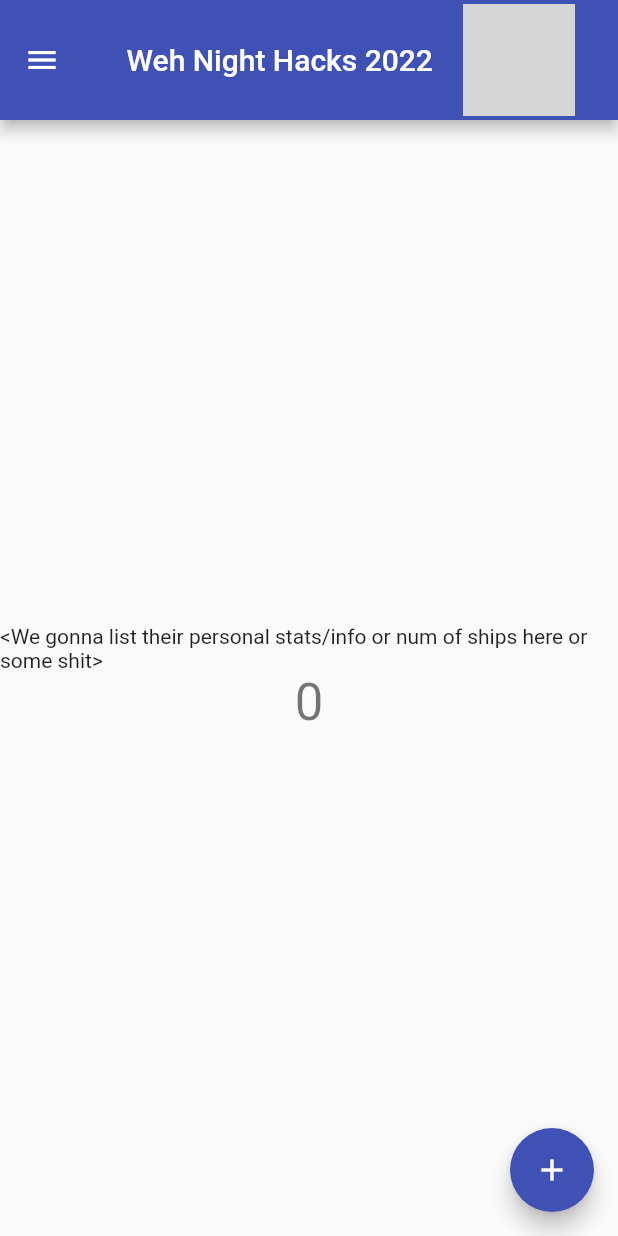
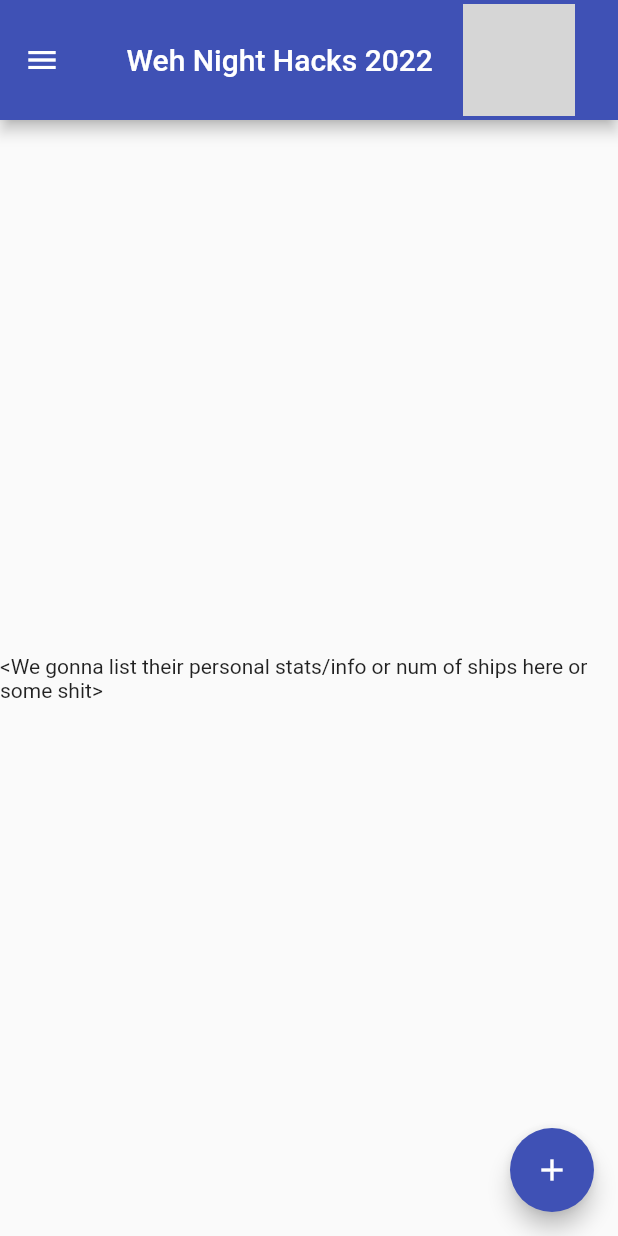
Before and after one commit to LateNightHacks2022/AstroLearners, a Flutter app: the screen it shows after launch, in the side drawer, after a tap on the "add" icon, on a phone screen of 412 x 824 dp. Run offline on Flutter 3.47's test engine with Material 2 defaults, Android fonts, the phone set to English and light mode, and no system bars; our stand-ins replace cloud_firestore, firebase_auth, firebase_core, flutter_svg, google_fonts, google_sign_in; accounts and stored records are empty; generated files the repository leaves out were written again; network calls fail; grey boxes are pictures that could not be loaded.

Commit message:
Update main.dart

```diff
--- a/lib/main.dart
+++ b/lib/main.dart
@@ -7,7 +7,6 @@ import 'package:flutter_svg/flutter_svg.dart';
 
 import 'firebase_options.dart';
 import 'home.dart';
-import 'login_button.dart';
 
 void main() async {
   WidgetsFlutterBinding.ensureInitialized();
@@ -30,151 +29,6 @@ class MyApp extends StatelessWidget {
       home: const MyHomePage(title: 'Weh Night Hacks 2022'),
     );
   }
-}
-
-class MyHomePage extends StatefulWidget {
-  const MyHomePage({Key? key, required this.title, User? user})
-      : super(key: key);
-  final String title;
-
-  @override
-  State<MyHomePage> createState() => _MyHomePageState();
-}
-
-class _MyHomePageState extends State<MyHomePage> {
-  int _counter = 0;
-
-  void _incrementCounter() {
-    setState(() {
-      _counter++;
-    });
-  }
-
-  @override
-  Widget build(BuildContext context) {
-    return Scaffold(
-      appBar: AppBar(
-        title: Row(
-          mainAxisAlignment: MainAxisAlignment.center,
-          children: [
-            Text(widget.title),
-            const SizedBox(width: 20),
-            Image.asset(
-              '../assets/images/rocket.png',
-              fit: BoxFit.contain,
-              height: 75,
-            ),
-          ],
-        ),
-        toolbarHeight: 80.0,
-      ),
-      body: Center(
-        // Center is a layout widget. It takes a single child and positions it
-        // in the middle of the parent.
-        child: Column(
-          mainAxisAlignment: MainAxisAlignment.center,
-          children: <Widget>[
-            const Text(
-              '<We gonna list their personal stats/info or num of ships here or some shit>',
-            ),
-            Text(
-              '$_counter',
-              style: Theme.of(context).textTheme.headline4,
-            ),
-          ],
-        ),
-      ),
-      floatingActionButton: FloatingActionButton(
-        onPressed: _incrementCounter,
-        tooltip: 'Increment',
-        child: const Icon(Icons.add),
-      ),
-      drawer: const NavigationDrawer(),
-    );
-  }
-}
-
-class NavigationDrawer extends StatelessWidget {
-  const NavigationDrawer({Key? key, User? user}) : super(key: key);
-
-  @override
-  Widget build(BuildContext context) => Drawer(
-        child: SingleChildScrollView(
-            child: Column(
-          crossAxisAlignment: CrossAxisAlignment.stretch,
-          children: <Widget>[buildHeader(context), buildMenuItems(context)],
-        )),
-      );
-
-  Widget buildHeader(BuildContext context) => Container(
-        padding: EdgeInsets.only(
-            top: 24 + MediaQuery.of(context).padding.top, bottom: 5),
-        // TODO: Put user's data
-        child: Column(children: const [
-          CircleAvatar(
-            radius: 52,
-            backgroundImage: NetworkImage(
-                "https://image.cnbcfm.com/api/v1/image/105992231-1561667465295gettyimages-521697453.jpeg?v=1561667497&w=1600&h=900"),
-          ),
-          SizedBox(height: 12),
-          Text('Username', style: TextStyle(fontSize: 28)),
-          Text('username@gmail.com', style: TextStyle(fontSize: 15))
-        ]),
-      );
-
-  Widget buildMenuItems(BuildContext context) => Container(
-        padding: const EdgeInsets.all(20),
-        child: Wrap(
-          runSpacing: 15,
-          children: [
-            ListTile(
-              leading: const Icon(Icons.home_outlined),
-              title: const Text("Home"),
-              onTap: () {
-                debugPrint("Clicked Home");
-                Navigator.pop(context);
-                Navigator.pushReplacement(
-                  context,
-                  MaterialPageRoute(
-                    builder: (context) => const MyHomePage(
-                      title: 'AstroLearners',
-                    ),
-                  ),
-                );
-              },
-            ),
-
-            //TODO: Fetch the full list of planets for this user from firebase
-            ListTile(
-              leading: const Icon(Icons.public),
-              title: const Text("Physics Planet"),
-              onTap: () {
-                debugPrint("Clicked Physics Ship");
-                Navigator.pop(context);
-                Navigator.pushReplacement(
-                  context,
-                  MaterialPageRoute(
-                      builder: (context) =>
-                          const StudyPlanet("Physics Planet")),
-                );
-              },
-            ),
-            ListTile(
-              leading: const Icon(Icons.add_location_alt),
-              title: const Text("Add New Planet"),
-              onTap: () {
-                debugPrint("Clicked New Planet");
-                Navigator.pop(context);
-                Navigator.push(
-                  context,
-                  MaterialPageRoute(builder: (context) => NewPlanetSelection()),
-                );
-              },
-            ),
-            Center(child: GoogleSignInButton()),
-          ],
-        ),
-      );
 }
 
 class NewPlanetSelection extends StatefulWidget {
@@ -863,13 +717,13 @@ class _TodoListState extends State<TodoList> {
               ),
             ),
             actions: <Widget>[
-              FlatButton(
+              TextButton(
                 child: const Text('Cancel'),
                 onPressed: () {
                   Navigator.of(context).pop();
                 },
               ),
-              FlatButton(
+              TextButton(
                 child: const Text('Add'),
                 onPressed: () {
                   _addTodoItem(_textFieldController.text, dropdownValue, false);
```
